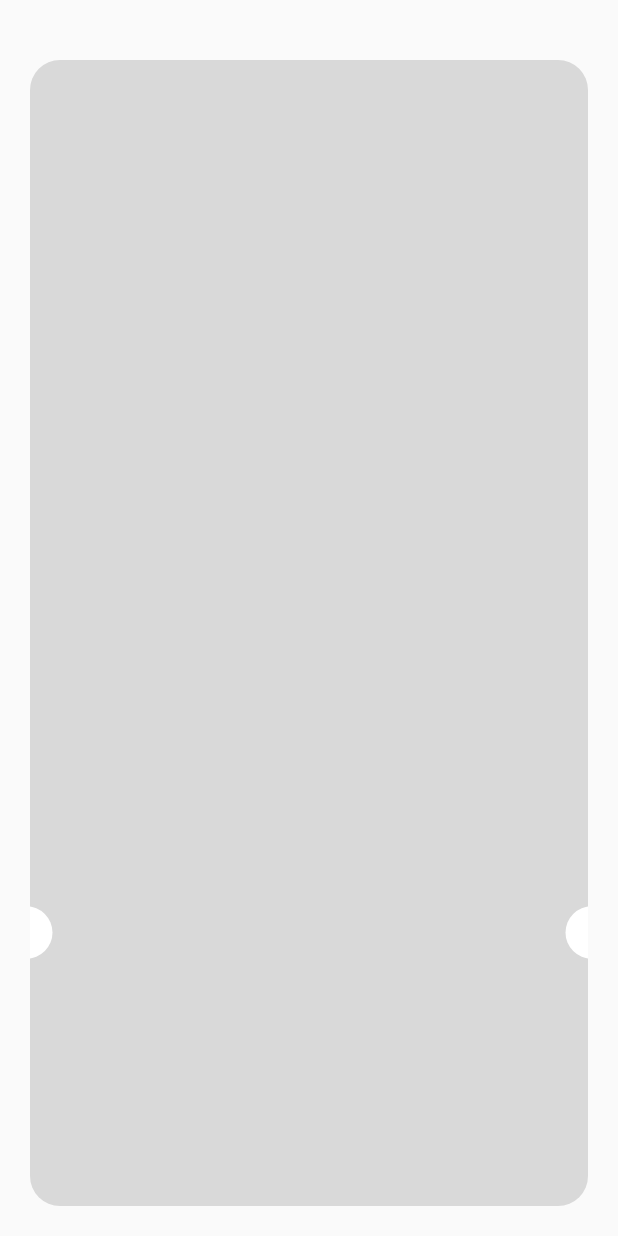
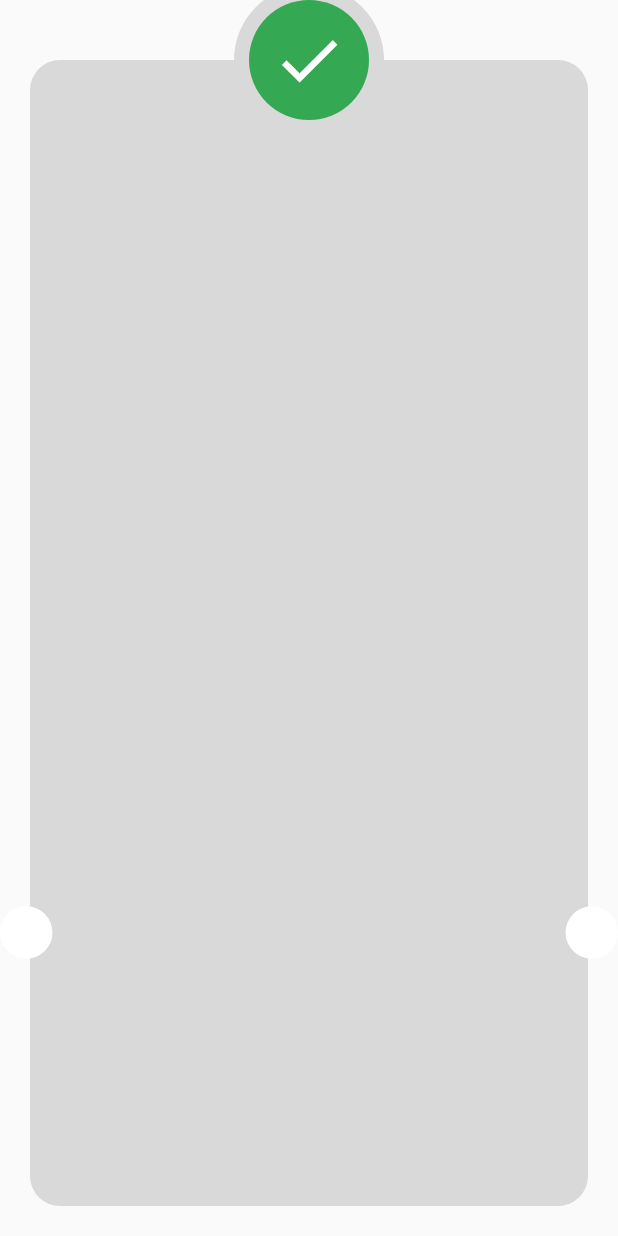
Before and after one commit to George-Samir88/checkout-payment, a Flutter app: the ThankYouView screen opened directly, on a phone screen of 412 x 824 dp. Run offline on Flutter 3.47's test engine with Material 2 defaults, Android fonts, the phone set to English and light mode, and no system bars; our stand-ins replace flutter_credit_card, flutter_svg.

Commit message:
custom shaped container from top

```diff
--- a/lib/features/checkout/presentation/views/widgets/thank_you_view_body.dart
+++ b/lib/features/checkout/presentation/views/widgets/thank_you_view_body.dart
@@ -14,6 +14,7 @@ class ThankYouViewBody extends StatelessWidget {
         left: 20,
       ),
       child: Stack(
+        clipBehavior: Clip.none,
         children: [
           Container(
             decoration: ShapeDecoration(
@@ -47,6 +48,29 @@ class ThankYouViewBody extends StatelessWidget {
               ),
             ),
           ),
+          const Positioned(
+            top: -50,
+            right: 0,
+            left: 0,
+            child: CircleAvatar(
+              backgroundColor: Color(0xFFD9D9D9),
+              radius: 50,
+            ),
+          ),
+          const Positioned(
+            top: -40,
+            right: 0,
+            left: 0,
+            child: CircleAvatar(
+              backgroundColor: Color(0xFF34A853),
+              radius: 40,
+              child: Icon(
+                Icons.check,
+                size: 50,
+                color: Colors.white,
+              ),
+            ),
+          ),
         ],
       ),
     );
```
